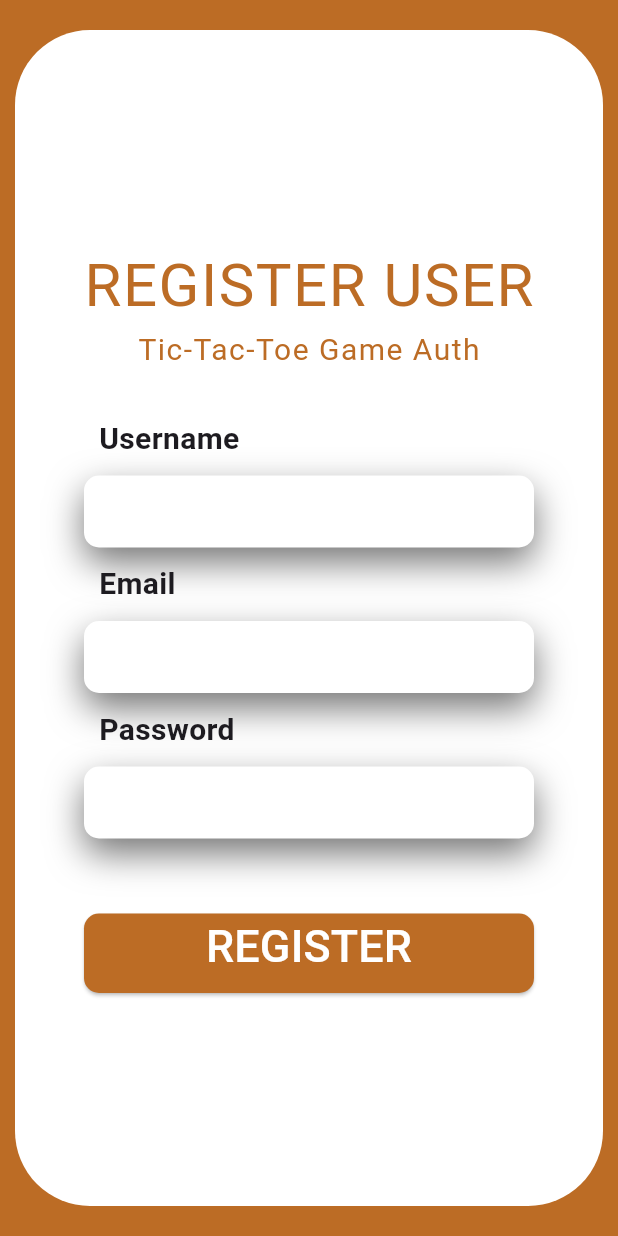
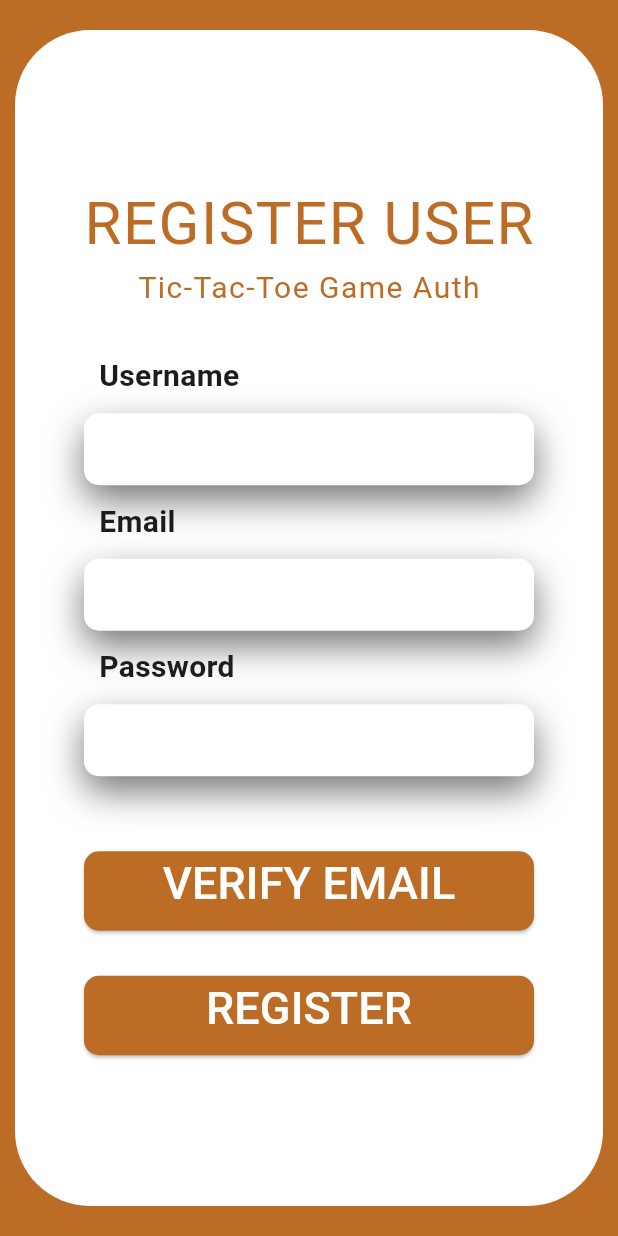
Before and after one commit to Dozie-dev/Tic-Tac-Toe-Game, a Flutter app: the RegisterPage screen opened directly, on a phone screen of 412 x 824 dp. Run offline on Flutter 3.47's test engine with Material 3 defaults, Android fonts, the phone set to English and light mode, and no system bars; our stand-ins replace audioplayers, firebase_core, google_fonts, pin_code_fields; accounts and stored records are empty; Roboto replaces fonts that are missing (Coiny).

Commit message:
chore: linked the pages

```diff
--- a/tictactoe/lib/pages/first_screens/landing_page.dart
+++ b/tictactoe/lib/pages/first_screens/landing_page.dart
@@ -2,7 +2,7 @@ import 'package:flutter/material.dart';
 import 'package:tictactoe/colors/color.dart';
 import 'package:google_fonts/google_fonts.dart';
 import 'package:tictactoe/pages/game_screens/co_op.dart';
-import 'package:tictactoe/pages/game_screens/multiplayer_page.dart';
+import 'package:tictactoe/pages/user_auth/register_page.dart';
 
 class FirstPage extends StatelessWidget {
   const FirstPage({super.key});
@@ -65,9 +65,7 @@ class FirstPage extends StatelessWidget {
                   onPressed: () async {
                     Navigator.push(
                       context,
-                      MaterialPageRoute(
-                        builder: (context) => MultiplayerPage(),
-                      ),
+                      MaterialPageRoute(builder: (context) => RegisterPage()),
                     );
                   },
                   child: Text('MULTIPLAYER', style: customwhitefont),
--- a/tictactoe/lib/pages/user_auth/register_page.dart
+++ b/tictactoe/lib/pages/user_auth/register_page.dart
@@ -1,6 +1,8 @@
 import 'package:flutter/material.dart';
 import 'package:google_fonts/google_fonts.dart';
 import 'package:tictactoe/colors/color.dart';
+import 'package:tictactoe/pages/user_auth/email_verification.dart';
+import 'package:tictactoe/pages/user_auth/login_page.dart';
 
 class RegisterPage extends StatefulWidget {
   const RegisterPage({super.key});
@@ -180,7 +182,47 @@ class _RegisterPageState extends State<RegisterPage> {
                           ),
                           backgroundColor: Appcolor.primaryColor,
                         ),
-                        onPressed: () {},
+                        onPressed: () {
+                          Navigator.pushReplacement(
+                            context,
+                            MaterialPageRoute(
+                              builder: (context) => EmailVerification(),
+                            ),
+                          );
+                        },
+                        child: Padding(
+                          padding: const EdgeInsets.only(bottom: 10),
+                          child: Text(
+                            'VERIFY EMAIL',
+                            style: GoogleFonts.coiny(
+                              textStyle: TextStyle(
+                                color: Colors.white,
+                                fontSize: 30,
+                              ),
+                            ),
+                          ),
+                        ),
+                      ),
+                    ),
+                    SizedBox(height: 30),
+
+                    SizedBox(
+                      width: 300,
+                      child: ElevatedButton(
+                        style: ElevatedButton.styleFrom(
+                          shape: RoundedRectangleBorder(
+                            borderRadius: BorderRadius.circular(10),
+                          ),
+                          backgroundColor: Appcolor.primaryColor,
+                        ),
+                        onPressed: () {
+                          Navigator.pushReplacement(
+                            context,
+                            MaterialPageRoute(
+                              builder: (context) => LoginPage(),
+                            ),
+                          );
+                        },
                         child: Padding(
                           padding: const EdgeInsets.only(bottom: 10),
                           child: Text(
```
Also changed, not shown: tictactoe/lib/pages/game_screens/multiplayer_page.dart (+17 -1 lines), tictactoe/lib/pages/user_auth/login_page.dart (+19 -3 lines).
